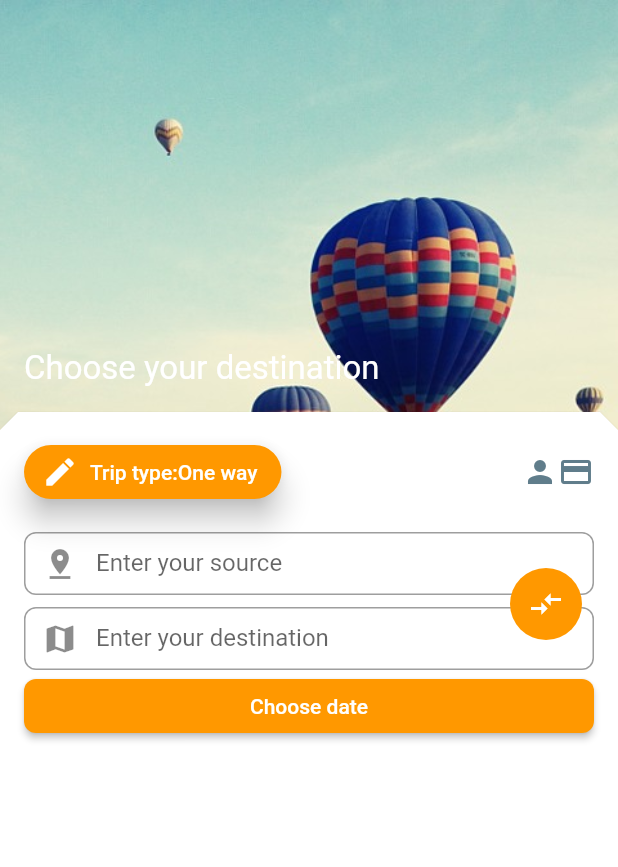
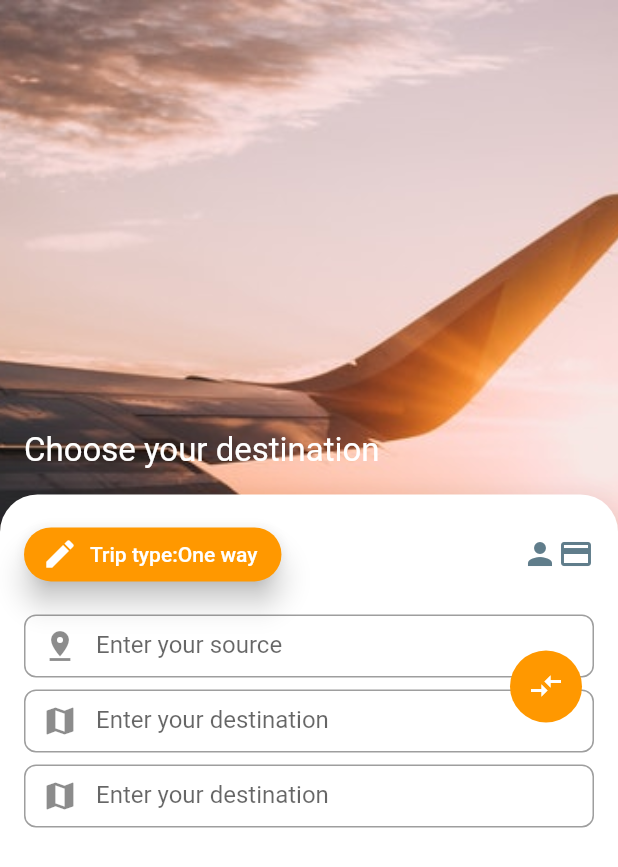
Before and after one commit to Abiri99/Flutter-Booking-Application, a Flutter app: the screen it shows after launch, on a phone screen of 412 x 824 dp. Shown: the top 867 px of the screen. Run offline on Flutter 3.47's test engine with Material 2 defaults, Android fonts, the phone set to English and light mode, and no system bars.

Commit message:
date turned into text field with controller

```diff
--- a/lib/components/sourceDestinationInput.dart
+++ b/lib/components/sourceDestinationInput.dart
@@ -14,6 +14,10 @@ class _sdInputState extends State<sdInput> {
   int angle;
   String date = "Choose date";
 
+  final sourceController = TextEditingController();
+  final destinationController = TextEditingController();
+  final dateController = TextEditingController();
+
   @override
   Widget build(BuildContext context) {
     return Container(
@@ -29,7 +33,8 @@ class _sdInputState extends State<sdInput> {
                     ),
                     SizedBox(
                       height: 42,
-                      child: TextFormField(
+                      child: TextField(
+                        controller: sourceController,
                         cursorColor: Colors.grey,
                         decoration: InputDecoration(
                             labelText: "Enter your source",
@@ -43,9 +48,9 @@ class _sdInputState extends State<sdInput> {
                       height: 8,
                     ),
                     SizedBox(
-
                       height: 42,
-                      child: TextFormField(
+                      child: TextField(
+                        controller: destinationController,
                         cursorWidth: 0,
                         decoration: InputDecoration(
                             labelText: "Enter your destination",
@@ -77,19 +82,33 @@ class _sdInputState extends State<sdInput> {
             ],
           ),
           SizedBox(
+            height: 8,
+          ),
+          SizedBox(
+            height: 42,
             width: double.infinity,
-            child: RaisedButton(
-              color: Colors.orange,
-              textColor: Colors.white,
-              child: Text(date),
-              onPressed: () {
-                print("btn pressed");
+            child: TextField(
+              controller: dateController,
+              enableInteractiveSelection: false,
+              cursorWidth: 0,
+              decoration: InputDecoration(
+                  labelText: "Enter your destination",
+                  prefixIcon: Icon(Icons.map),
+                  fillColor: Colors.grey,
+                  border: OutlineInputBorder(
+                      borderRadius: BorderRadius.circular(8))),
+              onTap: () {
+                FocusScope.of(context).requestFocus(FocusNode());
+                showModalBottomSheet(
+                    context: context,
+                    builder: (BuildContext context) {
+                      return null;
+                    });
+                // print("source: " + this.sourceController.text);
+                // print("destination: " + this.destinationController.text);
               },
-              shape: new RoundedRectangleBorder(
-                borderRadius: new BorderRadius.circular(8.0),
-              ),
             ),
-          )
+          ),
         ],
       ),
     );
--- a/lib/screens/home.dart
+++ b/lib/screens/home.dart
@@ -9,13 +9,14 @@ class home extends StatefulWidget {
 }
 
 class _homeState extends State<home> {
+
   @override
   Widget build(BuildContext context) {
     return Stack(children: <Widget>[
       Container(
         decoration: BoxDecoration(
           image: DecorationImage(
-            image: AssetImage('assets/images/travel-photography.jpg'),
+            image: AssetImage('assets/images/Flight.jpg'),
             fit: BoxFit.cover,
           ),
         ),
@@ -23,7 +24,7 @@ class _homeState extends State<home> {
       Column(
         children: <Widget>[
           Container(
-            height: MediaQuery.of(context).size.height / 3,
+            height: MediaQuery.of(context).size.height / 2.5,
             child: Align(
                 alignment: Alignment.bottomLeft,
                 child: Padding(
@@ -40,8 +41,9 @@ class _homeState extends State<home> {
           Expanded(
             child: Container(
               child: Card(
-                shape: BeveledRectangleBorder(
-                  borderRadius: BorderRadius.only(topLeft: Radius.circular(12), topRight: Radius.circular(12)),
+                elevation: 16,
+                shape: RoundedRectangleBorder(
+                  borderRadius: BorderRadius.only(topLeft: Radius.circular(25), topRight: Radius.circular(25)),
                 ),
                 margin: EdgeInsets.all(0),
                 color: Colors.white,
@@ -54,6 +56,14 @@ class _homeState extends State<home> {
                   ),
                 ),
               ),
+              // decoration: BoxDecoration(
+              //   boxShadow: [
+              //     BoxShadow(
+              //       color: Colors.black38,
+              //       blurRadius: 20.0,
+              //     )
+              //   ]
+              // ),
             ),
           )
         ],
```
Also changed, not shown: assets/images/Flight.jpg (added).
